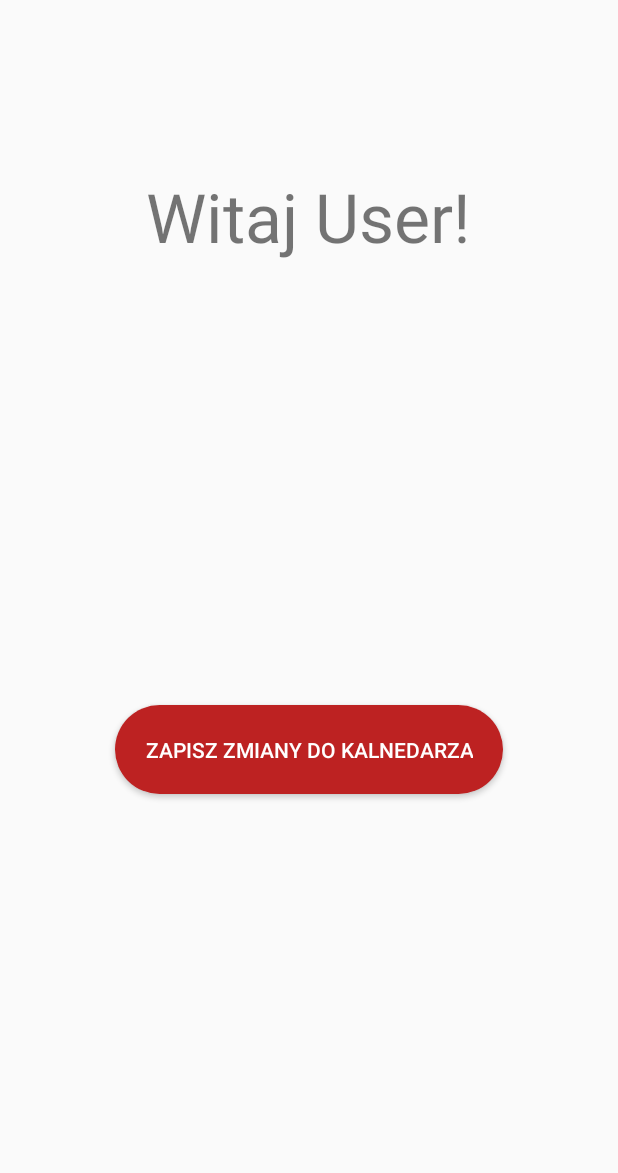
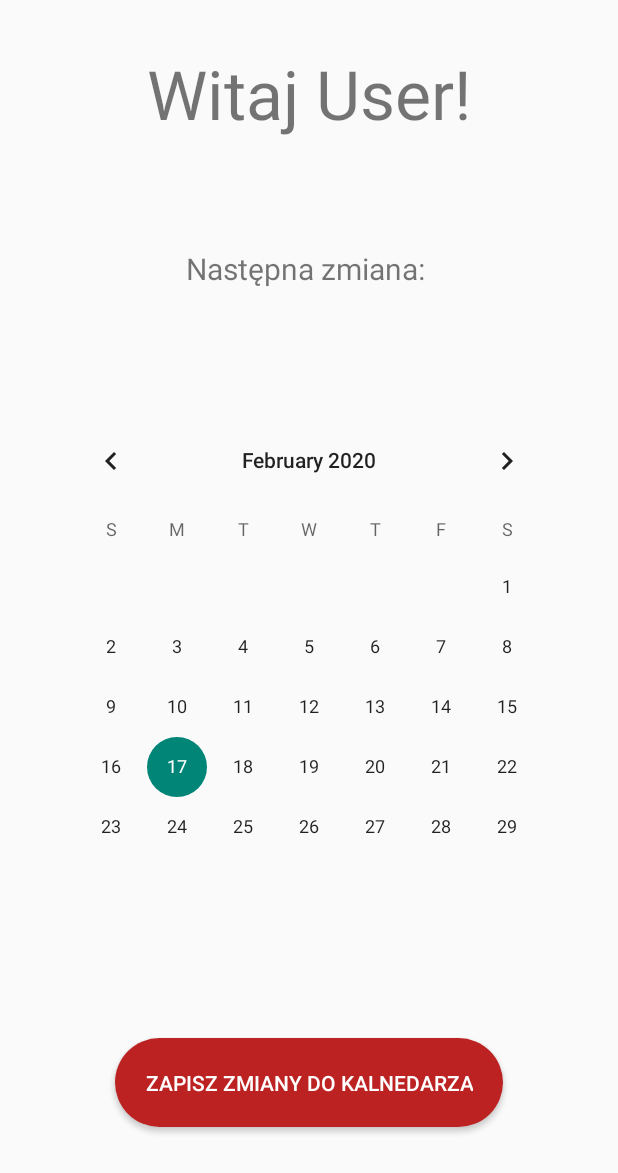
Before and after one commit to Irim212/MediDutyAndroid, an Android app: the UserMenuActivity screen opened directly, with no data from a screen before it, on a phone screen of 412 x 824 dp. Shown: the top 1173 px of the screen. Run offline under Robolectric (Android 15) with nearby library versions, the phone set to English and light mode, and no system bars; libraries missing offline, so code that uses them is left out: com.auth0.android; 1 statement that could not run was skipped.

Commit message:
Adding to google Calendar

```diff
--- a/app/build.gradle
+++ b/app/build.gradle
@@ -25,6 +25,7 @@ dependencies {
     implementation 'com.android.support:support-v4:28.+'
     implementation 'org.conscrypt:conscrypt-android:2.2.1'
     implementation 'com.squareup.okhttp3:okhttp:4.3.1'
+    implementation 'com.auth0.android:jwtdecode:1.4.0'
     testImplementation 'junit:junit:4.12'
     androidTestImplementation 'com.android.support.test:runner:1.0.1'
     androidTestImplementation 'com.android.support.test.espresso:espresso-core:3.0.1'
--- a/app/src/main/AndroidManifest.xml
+++ b/app/src/main/AndroidManifest.xml
@@ -3,6 +3,8 @@
     package="com.example.sebastian.medi">
 
     <uses-permission android:name="android.permission.INTERNET" />
+    <uses-permission android:name="android.permission.READ_CALENDAR"/>
+    <uses-permission android:name="android.permission.WRITE_CALENDAR"/>
 
     <application
         android:allowBackup="true"
--- a/app/src/main/res/layout/activity_user_menu.xml
+++ b/app/src/main/res/layout/activity_user_menu.xml
@@ -11,19 +11,29 @@
         android:layout_width="wrap_content"
         android:layout_height="wrap_content"
         android:layout_marginBottom="8dp"
+        android:layout_marginEnd="8dp"
+        android:layout_marginLeft="8dp"
+        android:layout_marginRight="8dp"
+        android:layout_marginStart="8dp"
+        android:layout_marginTop="8dp"
         android:text="Witaj User!"
         android:textSize="45sp"
         app:layout_constraintBottom_toBottomOf="parent"
         app:layout_constraintEnd_toEndOf="parent"
-        app:layout_constraintHorizontal_bias="0.497"
         app:layout_constraintStart_toStartOf="parent"
         app:layout_constraintTop_toTopOf="parent"
-        app:layout_constraintVertical_bias="0.151" />
+        app:layout_constraintVertical_bias="0.032" />
 
     <Button
         android:id="@+id/addDataButton"
         android:layout_width="wrap_content"
         android:layout_height="wrap_content"
+        android:layout_marginBottom="8dp"
+        android:layout_marginEnd="8dp"
+        android:layout_marginLeft="8dp"
+        android:layout_marginRight="8dp"
+        android:layout_marginStart="8dp"
+        android:layout_marginTop="8dp"
         android:background="@drawable/custom_button"
         android:padding="20dp"
         android:text="Zapisz zmiany do kalnedarza"
@@ -31,5 +41,37 @@
         app:layout_constraintBottom_toBottomOf="parent"
         app:layout_constraintEnd_toEndOf="parent"
         app:layout_constraintStart_toStartOf="parent"
+        app:layout_constraintTop_toBottomOf="@+id/calendarView" />
+
+    <CalendarView
+        android:id="@+id/calendarView"
+        android:layout_width="wrap_content"
+        android:layout_height="wrap_content"
+        android:layout_marginBottom="8dp"
+        android:layout_marginEnd="8dp"
+        android:layout_marginLeft="8dp"
+        android:layout_marginRight="8dp"
+        android:layout_marginStart="8dp"
+        android:layout_marginTop="8dp"
+        app:layout_constraintBottom_toTopOf="@+id/addDataButton"
+        app:layout_constraintEnd_toEndOf="parent"
+        app:layout_constraintStart_toStartOf="parent"
+        app:layout_constraintTop_toBottomOf="@+id/nextShiftTextView" />
+
+    <TextView
+        android:id="@+id/nextShiftTextView"
+        android:layout_width="wrap_content"
+        android:layout_height="wrap_content"
+        android:layout_marginBottom="8dp"
+        android:layout_marginEnd="8dp"
+        android:layout_marginLeft="8dp"
+        android:layout_marginRight="8dp"
+        android:layout_marginStart="8dp"
+        android:layout_marginTop="8dp"
+        android:textSize="20sp"
+        android:text="Następna zmiana: "
+        app:layout_constraintBottom_toTopOf="@+id/calendarView"
+        app:layout_constraintEnd_toEndOf="parent"
+        app:layout_constraintStart_toStartOf="parent"
         app:layout_constraintTop_toBottomOf="@+id/helloTextView" />
 </android.support.constraint.ConstraintLayout>
```
Also changed, not shown: app/src/main/java/com/example/sebastian/medi/MainActivity.java (+10 -5 lines), app/src/main/java/com/example/sebastian/medi/UserMenuActivity.java (+73 -0 lines).
